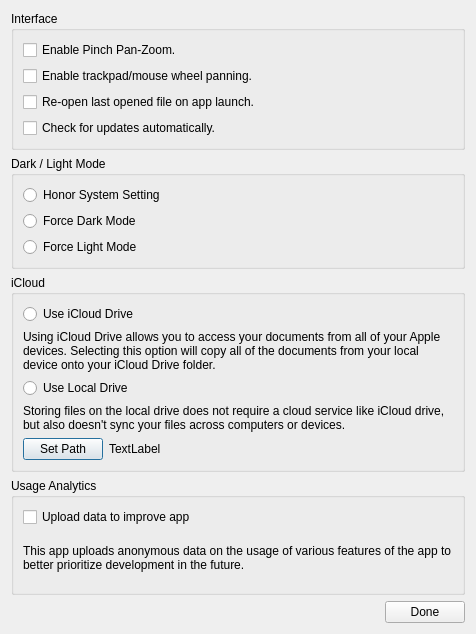
patrickkidd/familydiagram, file pkdiagram/preferences.ui: the form before one commit.
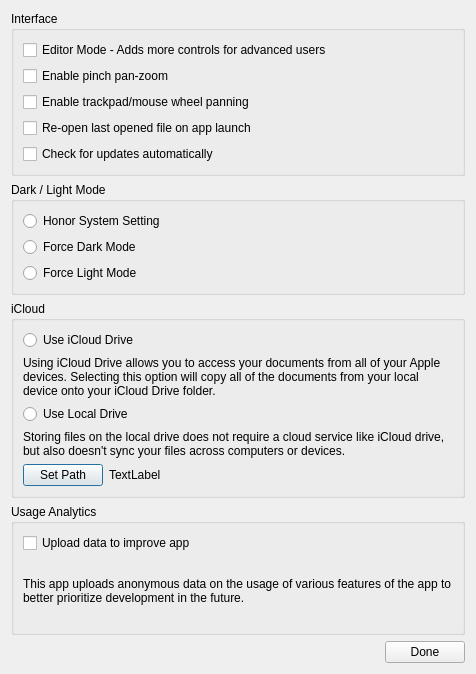
The form after the commit.

Commit message: Refactored toolbars for editor mode

```diff
--- a/pkdiagram/preferences.ui
+++ b/pkdiagram/preferences.ui
@@ -10,7 +10,7 @@
     <x>0</x>
     <y>0</y>
     <width>476</width>
-    <height>634</height>
+    <height>674</height>
    </rect>
   </property>
   <property name="windowTitle">
@@ -23,31 +23,38 @@
       <string>Interface</string>
      </property>
      <layout class="QVBoxLayout" name="verticalLayout_2">
+      <item>
+       <widget class="QCheckBox" name="editorModeBox">
+        <property name="text">
+         <string>Editor Mode - Adds more controls for advanced users</string>
+        </property>
+       </widget>
+      </item>
       <item>
        <widget class="QCheckBox" name="enablePinchZoomBox">
         <property name="text">
-         <string>Enable Pinch Pan-Zoom.</string>
+         <string>Enable pinch pan-zoom</string>
         </property>
        </widget>
       </item>
       <item>
        <widget class="QCheckBox" name="enableWheelPanBox">
         <property name="text">
-         <string>Enable trackpad/mouse wheel panning.</string>
+         <string>Enable trackpad/mouse wheel panning</string>
         </property>
        </widget>
       </item>
       <item>
        <widget class="QCheckBox" name="reopenFileBox">
         <property name="text">
-         <string>Re-open last opened file on app launch.</string>
+         <string>Re-open last opened file on app launch</string>
         </property>
        </widget>
       </item>
       <item>
        <widget class="QCheckBox" name="checkForUpdatesBox">
         <property name="text">
-         <string>Check for updates automatically.</string>
+         <string>Check for updates automatically</string>
         </property>
        </widget>
       </item>
```
The commit also changes 13 other files.
